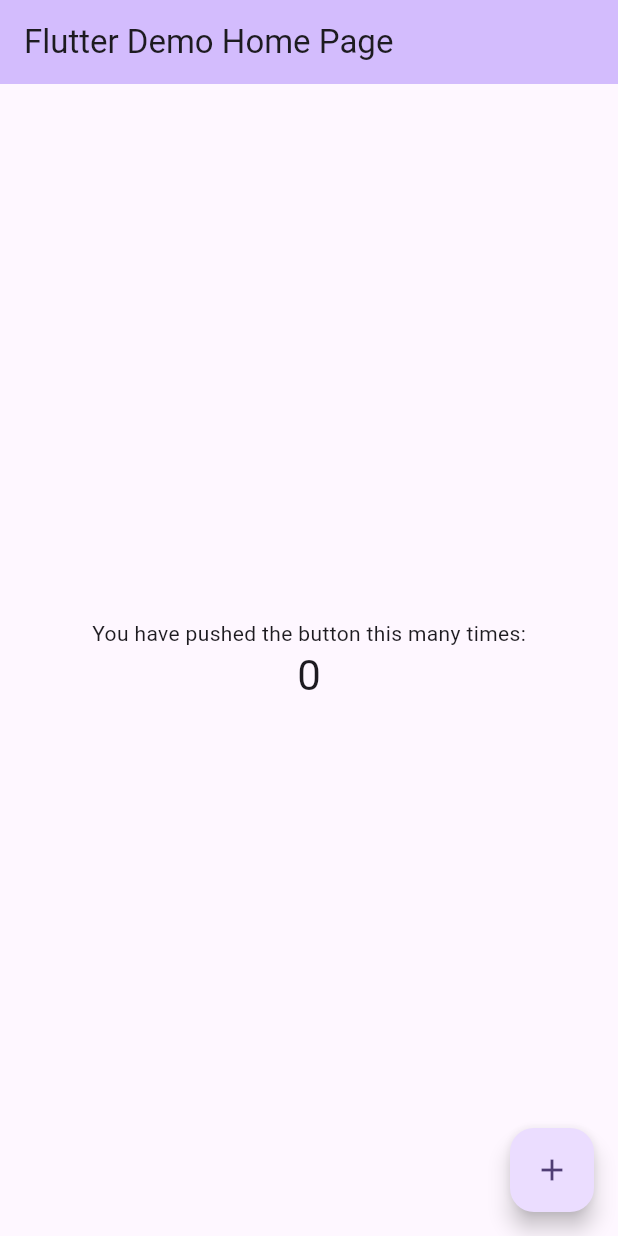
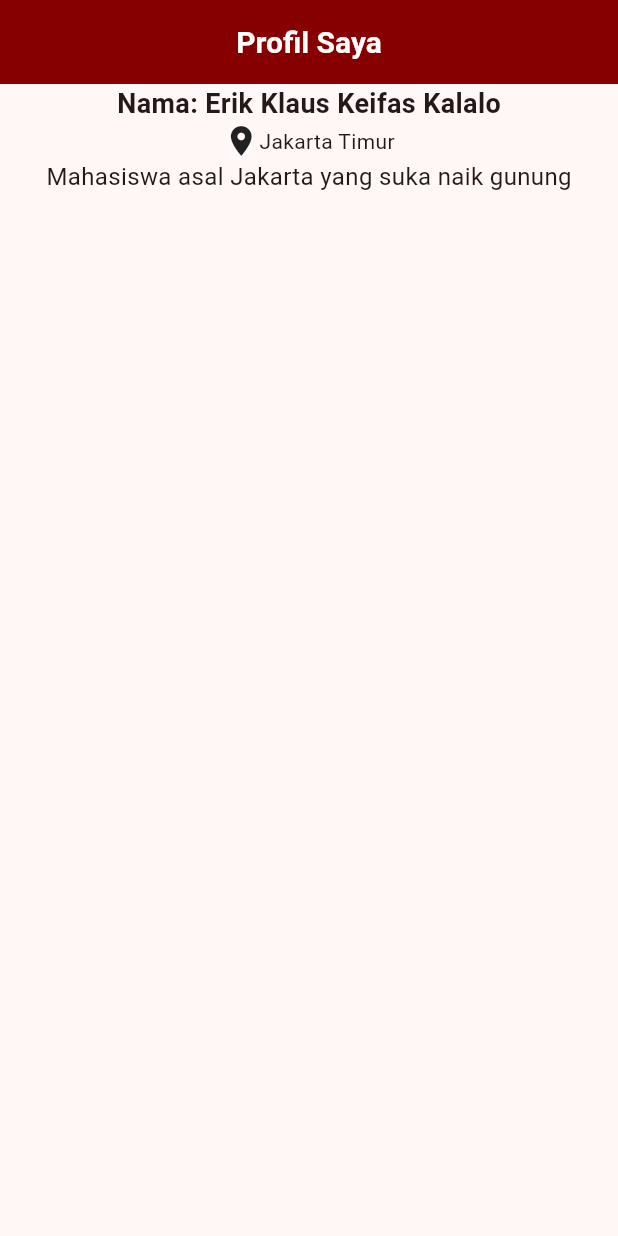
Before and after one commit to ErikKlaus/training_flutter, a Flutter app: the screen it shows after launch, on a phone screen of 412 x 824 dp. Run offline on Flutter 3.47's test engine with Material 3 defaults, Android fonts, the phone set to English and light mode, and no system bars.

Commit message:
Tugas 1 Flutter

```diff
--- a/lib/main.dart
+++ b/lib/main.dart
@@ -1,4 +1,6 @@
 import 'package:flutter/material.dart';
+import 'package:training_flutter/day_5/scaffold.dart';
+import 'package:training_flutter/tugas_1/tugas1.dart';
 
 void main() {
   runApp(const MyApp());
@@ -28,9 +30,11 @@ class MyApp extends StatelessWidget {
         //
         // This works for code too, not just values: Most code changes can be
         // tested with just a hot reload.
-        colorScheme: .fromSeed(seedColor: Colors.deepPurple),
+        colorScheme: .fromSeed(
+          seedColor: const Color.fromARGB(255, 179, 16, 16),
+        ),
       ),
-      home: const MyHomePage(title: 'Flutter Demo Home Page'),
+      home: const tugas1(),
     );
   }
 }
--- /dev/null
+++ b/lib/tugas_1/tugas1.dart
@@ -0,0 +1,40 @@
+import 'package:flutter/material.dart';
+
+class tugas1 extends StatelessWidget {
+  const tugas1({super.key});
+
+  @override
+  Widget build(BuildContext context) {
+    return Scaffold(
+      appBar: AppBar(
+        backgroundColor: Color.fromARGB(255, 135, 0, 0),
+        title: Text('Profil Saya'),
+        titleTextStyle: TextStyle(
+          color: Color(0xFFFFFFFF),
+          fontSize: 20,
+          fontWeight: FontWeight.bold,
+        ),
+        centerTitle: true,
+        // actions: [Text('PPKD Batch 5')],
+      ),
+      body: Column(
+        children: [
+          Text(
+            'Nama: Erik Klaus Keifas Kalalo',
+            style: TextStyle(fontSize: 18, fontWeight: FontWeight.bold),
+          ),
+
+          Row(
+            mainAxisAlignment: MainAxisAlignment.center,
+            children: [Icon(Icons.location_on), Text('Jakarta Timur')],
+          ),
+
+          Text(
+            'Mahasiswa asal Jakarta yang suka naik gunung',
+            style: TextStyle(fontSize: 16),
+          ),
+        ],
+      ),
+    );
+  }
+}
```
Also changed, not shown: lib/day_5/scaffold.dart (added, +31 -0 lines).
